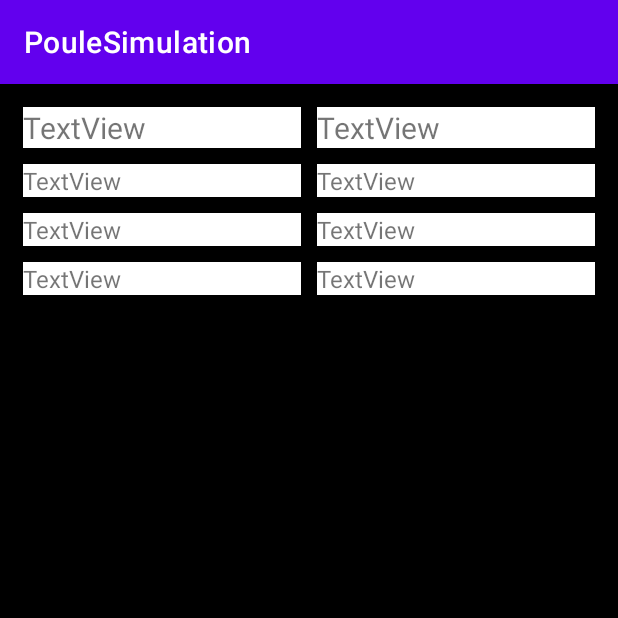
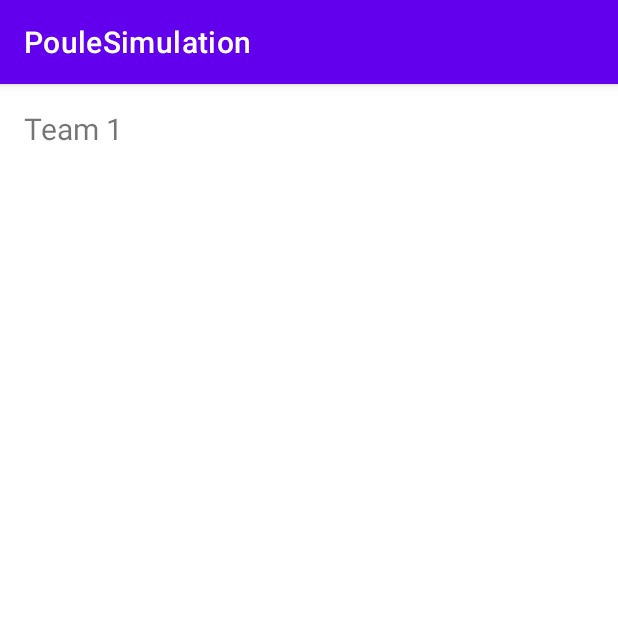
Before and after one commit to twapenaar/poule-simulation, an Android app: the screen it shows after launch (MainActivity), on a phone screen of 412 x 824 dp, the top half of it. Run offline under Robolectric (Android 15) with nearby library versions, the phone set to English and light mode, and no system bars.

Commit message:
layout setup

```diff
--- a/app/src/main/res/layout/activity_main.xml
+++ b/app/src/main/res/layout/activity_main.xml
@@ -1,97 +1,51 @@
 <?xml version="1.0" encoding="utf-8"?>
-<ScrollView xmlns:android="http://schemas.android.com/apk/res/android"
+<androidx.constraintlayout.widget.ConstraintLayout xmlns:android="http://schemas.android.com/apk/res/android"
     xmlns:app="http://schemas.android.com/apk/res-auto"
     xmlns:tools="http://schemas.android.com/tools"
     android:layout_width="match_parent"
     android:layout_height="match_parent"
     tools:context=".MainActivity"
-    android:background="@color/black">
+    android:background="#ffffff">
 
-    <GridLayout
-        android:id="@+id/teamInputGrid"
-        android:layout_width="match_parent"
-        android:layout_height="match_parent"
-        android:layout_margin="10dp"
-        android:columnCount="2"
-        >
+    <!--<EditText
+        android:id="@+id/editText"
+        android:layout_width="0dp"
+        android:layout_height="wrap_content"
+        android:layout_marginStart="16dp"
+        android:layout_marginTop="16dp"
+        android:ems="10"
+        android:inputType="textPersonName"
+        app:layout_constraintEnd_toStartOf="@+id/button"
+        app:layout_constraintHorizontal_bias="0.5"
+        app:layout_constraintStart_toStartOf="parent"
+        app:layout_constraintTop_toTopOf="parent"
+        android:importantForAutofill="no" />
 
-        <TextView
-            android:id="@+id/textView"
-            android:layout_columnWeight="1"
-            android:layout_height="wrap_content"
-            android:background="#ffffff"
-            android:textSize="20dp"
-            android:layout_margin="5sp"
-            android:text="TextView" />
+    <Button
+        android:id="@+id/button"
+        android:layout_width="wrap_content"
+        android:layout_height="wrap_content"
+        android:layout_marginEnd="16dp"
+        android:layout_marginStart="16dp"
+        android:text="save"
+        app:layout_constraintBaseline_toBaselineOf="@+id/editText"
+        app:layout_constraintEnd_toEndOf="parent"
+        app:layout_constraintHorizontal_bias="0.5"
+        app:layout_constraintStart_toEndOf="@+id/editText" />-->
 
-        <TextView
-            android:id="@+id/textView"
-            android:layout_columnWeight="1"
-            android:layout_height="wrap_content"
-            android:background="#ffffff"
-            android:textSize="20dp"
-            android:layout_margin="5sp"
-            android:text="TextView" />
+    <TextView
+        android:id="@+id/textView"
+        android:layout_width="0dp"
+        android:layout_height="wrap_content"
+        android:layout_marginStart="16dp"
+        android:layout_marginTop="16dp"
+        android:ems="7"
+        android:text="Team 1"
+        android:textSize="20sp"
+        app:layout_constraintStart_toStartOf="parent"
+        app:layout_constraintTop_toTopOf="parent" />
 
-        <TextView
-            android:id="@+id/textView"
-            android:layout_gravity="fill"
-            android:layout_columnWeight="1"
-            android:layout_rowWeight="1"
-            android:background="#ffffff"
-            android:textSize="16dp"
-            android:layout_margin="5sp"
-            android:text="TextView" />
 
-        <TextView
-            android:id="@+id/textView"
-            android:layout_gravity="fill"
-            android:layout_columnWeight="1"
-            android:layout_rowWeight="1"
-            android:background="#ffffff"
-            android:textSize="16dp"
-            android:layout_margin="5sp"
-            android:text="TextView" />
 
-        <TextView
-            android:id="@+id/textView"
-            android:layout_gravity="fill"
-            android:layout_columnWeight="1"
-            android:layout_rowWeight="1"
-            android:background="#ffffff"
-            android:textSize="16dp"
-            android:layout_margin="5sp"
-            android:text="TextView" />
 
-        <TextView
-            android:id="@+id/textView"
-            android:layout_gravity="fill"
-            android:layout_columnWeight="1"
-            android:layout_rowWeight="1"
-            android:background="#ffffff"
-            android:textSize="16dp"
-            android:layout_margin="5sp"
-            android:text="TextView" />
-
-        <TextView
-            android:id="@+id/textView"
-            android:layout_gravity="fill"
-            android:layout_columnWeight="1"
-            android:layout_rowWeight="1"
-            android:background="#ffffff"
-            android:textSize="16dp"
-            android:layout_margin="5sp"
-            android:text="TextView" />
-
-        <TextView
-            android:id="@+id/textView"
-            android:layout_gravity="fill"
-            android:layout_columnWeight="1"
-            android:layout_rowWeight="1"
-            android:background="#ffffff"
-            android:textSize="16dp"
-            android:layout_margin="5sp"
-            android:text="TextView" />
-    </GridLayout>
-
-</ScrollView>
+</androidx.constraintlayout.widget.ConstraintLayout>
```
